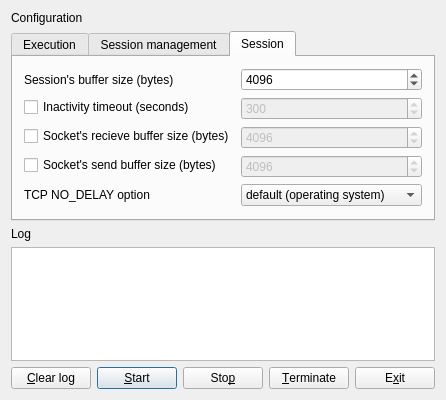
This is src/ma/echo/server/qt/mainform.ui in mabrarov/asio_samples as Qt 5 draws it before an edit. The edited form follows.
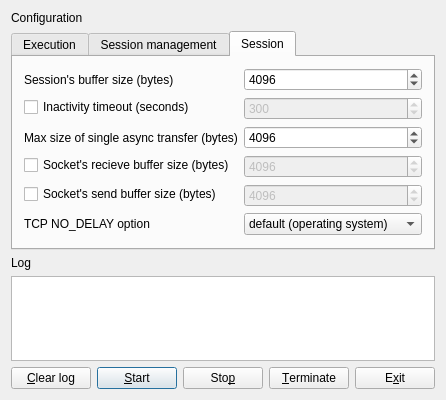
This is the edited form. The open tabs and pages were chosen to show the change.

Commit message: Max size of single async transfer parameter introduced in (qt_)echo_server as a pair for inactivity timeout.

```diff
--- a/src/ma/echo/server/qt/mainform.ui
+++ b/src/ma/echo/server/qt/mainform.ui
@@ -250,14 +250,14 @@
          </property>
         </widget>
        </item>
-       <item row="2" column="0">
+       <item row="3" column="0">
         <widget class="QCheckBox" name="sockRecvBufferSizeCheckBox">
          <property name="text">
           <string>Socket's recieve buffer size (bytes)</string>
          </property>
         </widget>
        </item>
-       <item row="2" column="1">
+       <item row="3" column="1">
         <widget class="QSpinBox" name="sockRecvBufferSizeSpinBox">
          <property name="enabled">
           <bool>false</bool>
@@ -282,14 +282,14 @@
          </property>
         </widget>
        </item>
-       <item row="3" column="0">
+       <item row="4" column="0">
         <widget class="QCheckBox" name="sockSendBufferSizeCheckBox">
          <property name="text">
           <string>Socket's send buffer size (bytes)</string>
          </property>
         </widget>
        </item>
-       <item row="3" column="1">
+       <item row="4" column="1">
         <widget class="QSpinBox" name="sockSendBufferSizeSpinBox">
          <property name="enabled">
           <bool>false</bool>
@@ -314,14 +314,14 @@
          </property>
         </widget>
        </item>
-       <item row="4" column="0">
+       <item row="5" column="0">
         <widget class="QLabel" name="tcpNoDelayLabel">
          <property name="text">
           <string>TCP NO_DELAY option</string>
          </property>
         </widget>
        </item>
-       <item row="4" column="1">
+       <item row="5" column="1">
         <widget class="QComboBox" name="tcpNoDelayComboBox">
          <property name="sizePolicy">
           <sizepolicy hsizetype="Expanding" vsizetype="Fixed">
@@ -381,6 +381,35 @@
          </property>
         </widget>
        </item>
+       <item row="2" column="0">
+        <widget class="QLabel" name="maxTransferSizeLabel">
+         <property name="text">
+          <string>Max size of single async transfer (bytes)</string>
+         </property>
+        </widget>
+       </item>
+       <item row="2" column="1">
+        <widget class="QSpinBox" name="maxTransferSizeSpinBox">
+         <property name="sizePolicy">
+          <sizepolicy hsizetype="Expanding" vsizetype="Fixed">
+           <horstretch>0</horstretch>
+           <verstretch>0</verstretch>
+          </sizepolicy>
+         </property>
+         <property name="minimum">
+          <number>1</number>
+         </property>
+         <property name="maximum">
+          <number>10485760</number>
+         </property>
+         <property name="singleStep">
+          <number>32</number>
+         </property>
+         <property name="value">
+          <number>4096</number>
+         </property>
+        </widget>
+       </item>
       </layout>
      </widget>
     </widget>
```
Left out of the diff: 1 changed line with no effect on the pictures. The commit also changes 6 other files.
